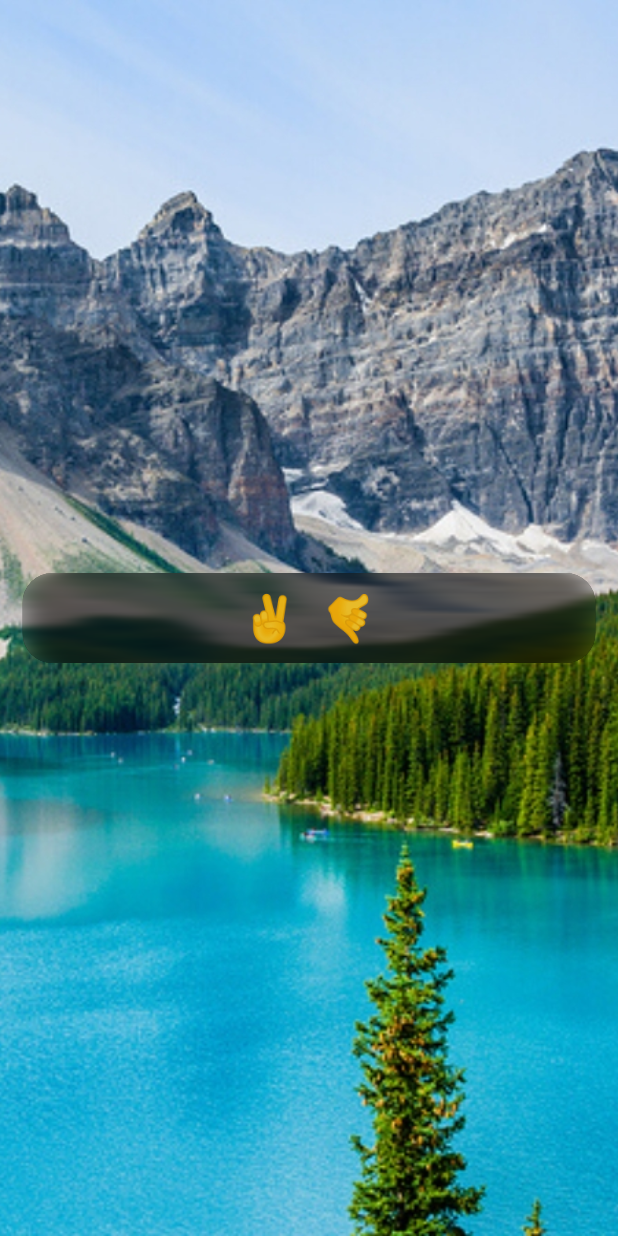
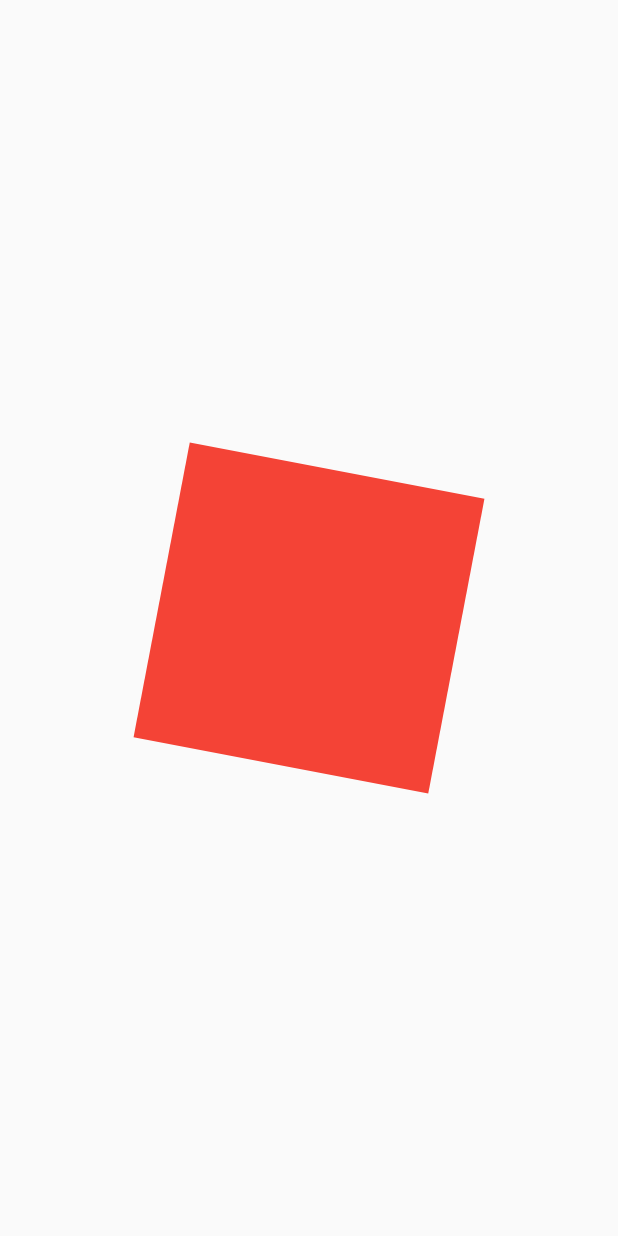
Before and after one commit to axiydev/animations, a Flutter app: the screen it shows after launch, on a phone screen of 412 x 824 dp. Run offline on Flutter 3.47's test engine with Material 2 defaults, Android fonts, the phone set to English and light mode, and no system bars; our stand-ins replace lottie.

Commit message:
animated widget

```diff
--- a/lib/main.dart
+++ b/lib/main.dart
@@ -1,4 +1,5 @@
 import 'package:animations/pages/advance_animations_page/advance_animations_page.dart';
+import 'package:animations/pages/animated_wid/animated_wid_page.dart';
 import 'package:animations/pages/animations_page/animations_page.dart';
 import 'package:animations/pages/avarage_animations_page/avarage_animations_page.dart';
 import 'package:animations/pages/basic_animations_page.dart';
@@ -37,8 +38,9 @@ class MyApp extends StatelessWidget {
         ThreeDFlipPage.path: (context) => const ThreeDFlipPage(),
         HingeAnimationsPage.path: (context) => const HingeAnimationsPage(),
         BlurPage.path: (context) => BlurPage.show!,
+        CustomAnimatedPage.path: (context) => const CustomAnimatedPage()
       },
-      initialRoute: BlurPage.path,
+      initialRoute: CustomAnimatedPage.path,
     );
   }
 }
--- /dev/null
+++ b/lib/pages/animated_wid/animated_wid_page.dart
@@ -0,0 +1,53 @@
+import 'package:animations/wids/custom_animated.dart';
+import 'package:flutter/material.dart';
+
+class CustomAnimatedPage extends StatefulWidget {
+  static const String path = '/custom_animated_page';
+  const CustomAnimatedPage({super.key});
+
+  @override
+  State<CustomAnimatedPage> createState() => _CustomAnimatedPageState();
+}
+
+class _CustomAnimatedPageState extends State<CustomAnimatedPage>
+    with TickerProviderStateMixin {
+  AnimationController? _animationController;
+  @override
+  void initState() {
+    _animationController =
+        AnimationController(vsync: this, duration: const Duration(seconds: 10));
+    _animationController!.repeat();
+    super.initState();
+  }
+
+  @override
+  void dispose() {
+    _animationController!.dispose();
+    super.dispose();
+  }
+
+  @override
+  Widget build(BuildContext context) {
+    return Scaffold(
+      body: Center(
+        child: CustomAnimatedWidget(
+          animation: _animationController!,
+          child: const CustomWid(),
+        ),
+      ),
+    );
+  }
+}
+
+class CustomWid extends StatelessWidget {
+  const CustomWid({Key? key}) : super(key: key);
+
+  @override
+  Widget build(BuildContext context) {
+    return Container(
+      height: 200,
+      width: 200,
+      color: Colors.red,
+    );
+  }
+}
--- /dev/null
+++ b/lib/wids/custom_animated.dart
@@ -0,0 +1,18 @@
+import 'dart:math';
+import 'package:flutter/material.dart';
+
+class CustomAnimatedWidget extends AnimatedWidget {
+  final Widget? child;
+  const CustomAnimatedWidget(
+      {Key? key, required this.child, required Animation<double> animation})
+      : super(key: key, listenable: animation);
+
+  Animation<double>? get _progress => listenable as Animation<double>;
+  @override
+  Widget build(BuildContext context) {
+    return Transform.rotate(
+      angle: 2.0 * pi * _progress!.value,
+      child: child,
+    );
+  }
+}
```
